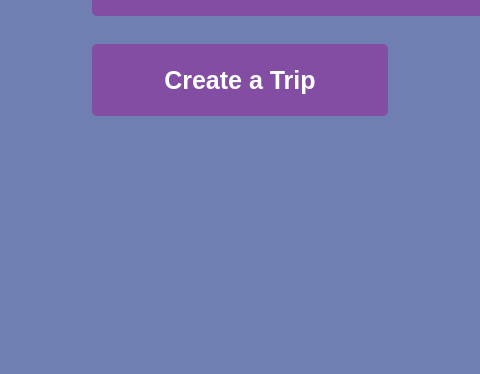
First picture: the form in mainwindow.ui, repository celesterock/March12Version, before the edit; both pictures show x 140 to 620 and y 220 to 594 of the 800 by 594 pixel window.
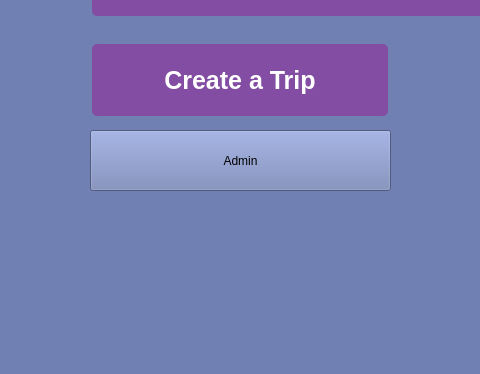
Second picture: the form after the edit.

```diff
--- a/mainwindow.ui
+++ b/mainwindow.ui
@@ -125,6 +125,19 @@
      <string>College Tour</string>
     </property>
    </widget>
+   <widget class="QPushButton" name="openAdminButton">
+    <property name="geometry">
+     <rect>
+      <x>230</x>
+      <y>350</y>
+      <width>301</width>
+      <height>61</height>
+     </rect>
+    </property>
+    <property name="text">
+     <string>Admin</string>
+    </property>
+   </widget>
   </widget>
   <widget class="QMenuBar" name="menubar">
    <property name="geometry">
```
Left out of the diff: 2 changed lines with no effect on the pictures.
